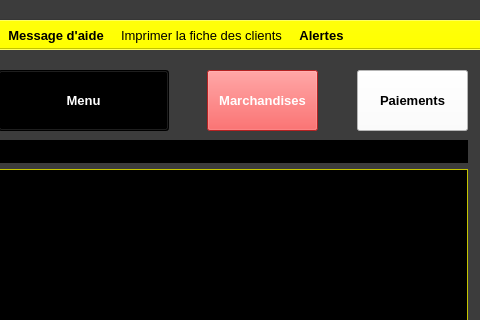
This is ui/yeroth-erp-clients-window.ui in xnoumbissinoundou/yeroth-erp-3.0 as Qt 5 draws it before an edit; both pictures show x 320 to 800 and y 0 to 320 of the 800 by 600 pixel window. The edited form follows.
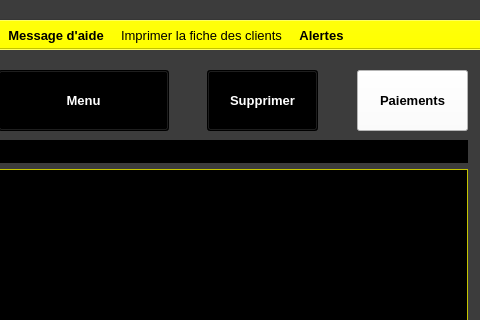
This is the edited form. Icons and pictures are not drawn. Custom widgets are drawn as their Qt base class.

The edit to the form file:
```diff
--- a/ui/yeroth-erp-clients-window.ui
+++ b/ui/yeroth-erp-clients-window.ui
@@ -2204,45 +2204,45 @@
        <colorrole role="Button">
         <brush brushstyle="SolidPattern">
          <color alpha="255">
-          <red>255</red>
-          <green>48</green>
-          <blue>48</blue>
+          <red>0</red>
+          <green>0</green>
+          <blue>0</blue>
          </color>
         </brush>
        </colorrole>
        <colorrole role="Light">
         <brush brushstyle="SolidPattern">
          <color alpha="255">
-          <red>255</red>
-          <green>176</green>
-          <blue>176</blue>
+          <red>0</red>
+          <green>0</green>
+          <blue>0</blue>
          </color>
         </brush>
        </colorrole>
        <colorrole role="Midlight">
         <brush brushstyle="SolidPattern">
          <color alpha="255">
-          <red>255</red>
-          <green>112</green>
-          <blue>112</blue>
+          <red>0</red>
+          <green>0</green>
+          <blue>0</blue>
          </color>
         </brush>
        </colorrole>
        <colorrole role="Dark">
         <brush brushstyle="SolidPattern">
          <color alpha="255">
-          <red>127</red>
-          <green>24</green>
-          <blue>24</blue>
+          <red>0</red>
+          <green>0</green>
+          <blue>0</blue>
          </color>
         </brush>
        </colorrole>
        <colorrole role="Mid">
         <brush brushstyle="SolidPattern">
          <color alpha="255">
-          <red>170</red>
-          <green>32</green>
-          <blue>32</blue>
+          <red>0</red>
+          <green>0</green>
+          <blue>0</blue>
          </color>
         </brush>
        </colorrole>
@@ -2276,18 +2276,18 @@
        <colorrole role="Base">
         <brush brushstyle="SolidPattern">
          <color alpha="255">
-          <red>255</red>
-          <green>255</green>
-          <blue>255</blue>
+          <red>0</red>
+          <green>0</green>
+          <blue>0</blue>
          </color>
         </brush>
        </colorrole>
        <colorrole role="Window">
         <brush brushstyle="SolidPattern">
          <color alpha="255">
-          <red>255</red>
-          <green>48</green>
-          <blue>48</blue>
+          <red>0</red>
+          <green>0</green>
+          <blue>0</blue>
          </color>
         </brush>
        </colorrole>
@@ -2303,9 +2303,9 @@
        <colorrole role="AlternateBase">
         <brush brushstyle="SolidPattern">
          <color alpha="255">
-          <red>255</red>
-          <green>151</green>
-          <blue>151</blue>
+          <red>0</red>
+          <green>0</green>
+          <blue>0</blue>
          </color>
         </brush>
        </colorrole>
@@ -2341,45 +2341,45 @@
        <colorrole role="Button">
         <brush brushstyle="SolidPattern">
          <color alpha="255">
-          <red>255</red>
-          <green>48</green>
-          <blue>48</blue>
+          <red>0</red>
+          <green>0</green>
+          <blue>0</blue>
          </color>
         </brush>
        </colorrole>
        <colorrole role="Light">
         <brush brushstyle="SolidPattern">
          <color alpha="255">
-          <red>255</red>
-          <green>176</green>
-          <blue>176</blue>
+          <red>0</red>
+          <green>0</green>
+          <blue>0</blue>
          </color>
         </brush>
        </colorrole>
        <colorrole role="Midlight">
         <brush brushstyle="SolidPattern">
          <color alpha="255">
-          <red>255</red>
-          <green>112</green>
-          <blue>112</blue>
+          <red>0</red>
+          <green>0</green>
+          <blue>0</blue>
          </color>
         </brush>
        </colorrole>
        <colorrole role="Dark">
         <brush brushstyle="SolidPattern">
          <color alpha="255">
-          <red>127</red>
-          <green>24</green>
-          <blue>24</blue>
+          <red>0</red>
+          <green>0</green>
+          <blue>0</blue>
          </color>
         </brush>
        </colorrole>
        <colorrole role="Mid">
         <brush brushstyle="SolidPattern">
          <color alpha="255">
-          <red>170</red>
-          <green>32</green>
-          <blue>32</blue>
+          <red>0</red>
+          <green>0</green>
+          <blue>0</blue>
          </color>
         </brush>
        </colorrole>
@@ -2413,18 +2413,18 @@
        <colorrole role="Base">
         <brush brushstyle="SolidPattern">
          <color alpha="255">
-          <red>255</red>
-          <green>255</green>
-          <blue>255</blue>
+          <red>0</red>
+          <green>0</green>
+          <blue>0</blue>
          </color>
         </brush>
        </colorrole>
        <colorrole role="Window">
         <brush brushstyle="SolidPattern">
          <color alpha="255">
-          <red>255</red>
-          <green>48</green>
-          <blue>48</blue>
+          <red>0</red>
+          <green>0</green>
+          <blue>0</blue>
          </color>
         </brush>
        </colorrole>
@@ -2440,9 +2440,9 @@
        <colorrole role="AlternateBase">
         <brush brushstyle="SolidPattern">
          <color alpha="255">
-          <red>255</red>
-          <green>151</green>
-          <blue>151</blue>
+          <red>0</red>
+          <green>0</green>
+          <blue>0</blue>
          </color>
         </brush>
        </colorrole>
@@ -2469,63 +2469,63 @@
        <colorrole role="WindowText">
         <brush brushstyle="SolidPattern">
          <color alpha="255">
-          <red>127</red>
-          <green>24</green>
-          <blue>24</blue>
+          <red>0</red>
+          <green>0</green>
+          <blue>0</blue>
          </color>
         </brush>
        </colorrole>
        <colorrole role="Button">
         <brush brushstyle="SolidPattern">
          <color alpha="255">
-          <red>255</red>
-          <green>48</green>
-          <blue>48</blue>
+          <red>0</red>
+          <green>0</green>
+          <blue>0</blue>
          </color>
         </brush>
        </colorrole>
        <colorrole role="Light">
         <brush brushstyle="SolidPattern">
          <color alpha="255">
-          <red>255</red>
-          <green>176</green>
-          <blue>176</blue>
+          <red>0</red>
+          <green>0</green>
+          <blue>0</blue>
          </color>
         </brush>
        </colorrole>
        <colorrole role="Midlight">
         <brush brushstyle="SolidPattern">
          <color alpha="255">
-          <red>255</red>
-          <green>112</green>
-          <blue>112</blue>
+          <red>0</red>
+          <green>0</green>
+          <blue>0</blue>
          </color>
         </brush>
        </colorrole>
        <colorrole role="Dark">
         <brush brushstyle="SolidPattern">
          <color alpha="255">
-          <red>127</red>
-          <green>24</green>
-          <blue>24</blue>
+          <red>0</red>
+          <green>0</green>
+          <blue>0</blue>
          </color>
         </brush>
        </colorrole>
        <colorrole role="Mid">
         <brush brushstyle="SolidPattern">
          <color alpha="255">
-          <red>170</red>
-          <green>32</green>
-          <blue>32</blue>
+          <red>0</red>
+          <green>0</green>
+          <blue>0</blue>
          </color>
         </brush>
        </colorrole>
        <colorrole role="Text">
         <brush brushstyle="SolidPattern">
          <color alpha="255">
-          <red>127</red>
-          <green>24</green>
-          <blue>24</blue>
+          <red>0</red>
+          <green>0</green>
+          <blue>0</blue>
          </color>
         </brush>
        </colorrole>
@@ -2541,27 +2541,27 @@
        <colorrole role="ButtonText">
         <brush brushstyle="SolidPattern">
          <color alpha="255">
-          <red>127</red>
-          <green>24</green>
-          <blue>24</blue>
+          <red>0</red>
+          <green>0</green>
+          <blue>0</blue>
          </color>
         </brush>
        </colorrole>
        <colorrole role="Base">
         <brush brushstyle="SolidPattern">
          <color alpha="255">
-          <red>255</red>
-          <green>48</green>
-          <blue>48</blue>
+          <red>0</red>
+          <green>0</green>
+          <blue>0</blue>
          </color>
         </brush>
        </colorrole>
        <colorrole role="Window">
         <brush brushstyle="SolidPattern">
          <color alpha="255">
-          <red>255</red>
-          <green>48</green>
-          <blue>48</blue>
+          <red>0</red>
+          <green>0</green>
+          <blue>0</blue>
          </color>
         </brush>
        </colorrole>
@@ -2577,9 +2577,9 @@
        <colorrole role="AlternateBase">
         <brush brushstyle="SolidPattern">
          <color alpha="255">
-          <red>255</red>
-          <green>48</green>
-          <blue>48</blue>
+          <red>0</red>
+          <green>0</green>
+          <blue>0</blue>
          </color>
         </brush>
        </colorrole>
@@ -2612,7 +2612,7 @@
      </font>
     </property>
     <property name="text">
-     <string>Marchandises</string>
+     <string>Supprimer</string>
     </property>
    </widget>
    <widget class="YerothLineEdit" name="lineEdit_nom_entreprise">
```
Left out of the diff: 48 changed lines with no effect on the pictures.
